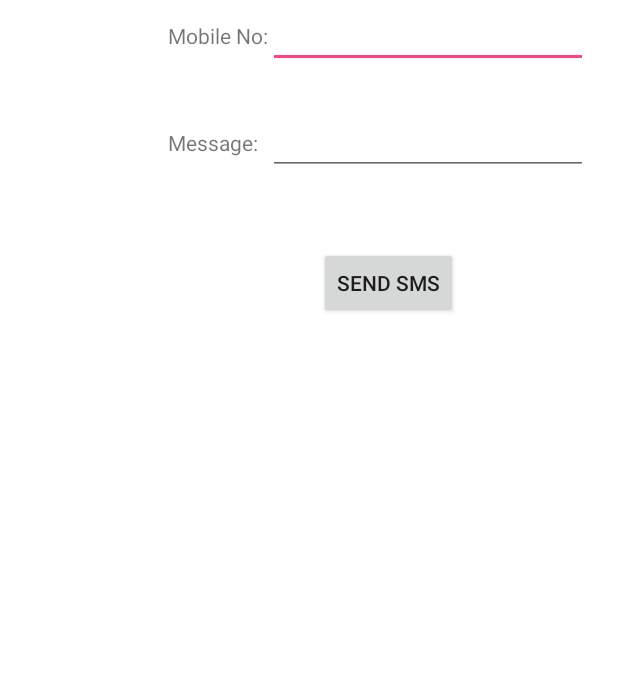
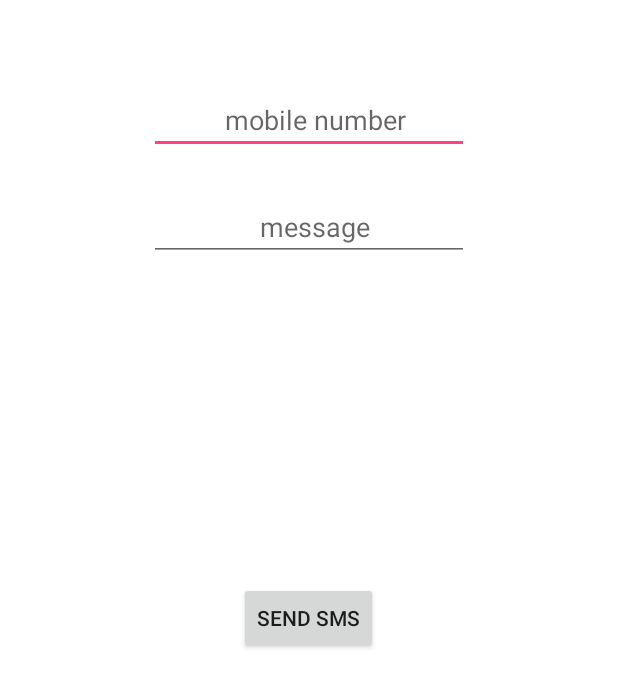
Before and after one commit to mmxu/WakeUp, an Android app: the TextAlert screen opened directly, with no data from a screen before it, on a phone screen of 412 x 824 dp. Shown: the top 687 px of the screen. Run offline under Robolectric (Android 15) with nearby library versions, the phone set to English and light mode, and no system bars.

Commit message:
Rearranged GUI

```diff
--- a/app/src/main/res/layout/activity_text_alert.xml
+++ b/app/src/main/res/layout/activity_text_alert.xml
@@ -9,10 +9,11 @@
         android:id="@+id/editText1"
         android:layout_width="wrap_content"
         android:layout_height="wrap_content"
-        android:layout_alignParentRight="true"
         android:layout_alignParentTop="true"
-        android:layout_marginRight="20dp"
-        android:ems="10" />
+        android:layout_centerHorizontal="true"
+        android:layout_marginTop="57dp"
+        android:ems="10"
+        android:hint="          mobile number" />
 
     <EditText
         android:id="@+id/editText2"
@@ -22,34 +23,15 @@
         android:layout_below="@+id/editText1"
         android:layout_marginTop="26dp"
         android:ems="10"
+        android:hint="               message"
         android:inputType="textMultiLine" />
-
-    <TextView
-        android:id="@+id/textView1"
-        android:layout_width="wrap_content"
-        android:layout_height="wrap_content"
-        android:layout_alignBaseline="@+id/editText1"
-        android:layout_alignBottom="@+id/editText1"
-        android:layout_toLeftOf="@+id/editText1"
-        android:text="Mobile No:" />
-
-    <TextView
-        android:id="@+id/textView2"
-        android:layout_width="wrap_content"
-        android:layout_height="wrap_content"
-        android:layout_alignBaseline="@+id/editText2"
-        android:layout_alignBottom="@+id/editText2"
-        android:layout_alignLeft="@+id/textView1"
-        android:text="Message:" />
 
     <Button
         android:id="@+id/button1"
         android:layout_width="wrap_content"
         android:layout_height="wrap_content"
-        android:layout_alignLeft="@+id/editText2"
-        android:layout_below="@+id/editText2"
-        android:layout_marginLeft="34dp"
-        android:layout_marginTop="48dp"
+        android:layout_centerHorizontal="true"
+        android:layout_centerVertical="true"
         android:text="Send SMS" />
 
 </RelativeLayout>
```
